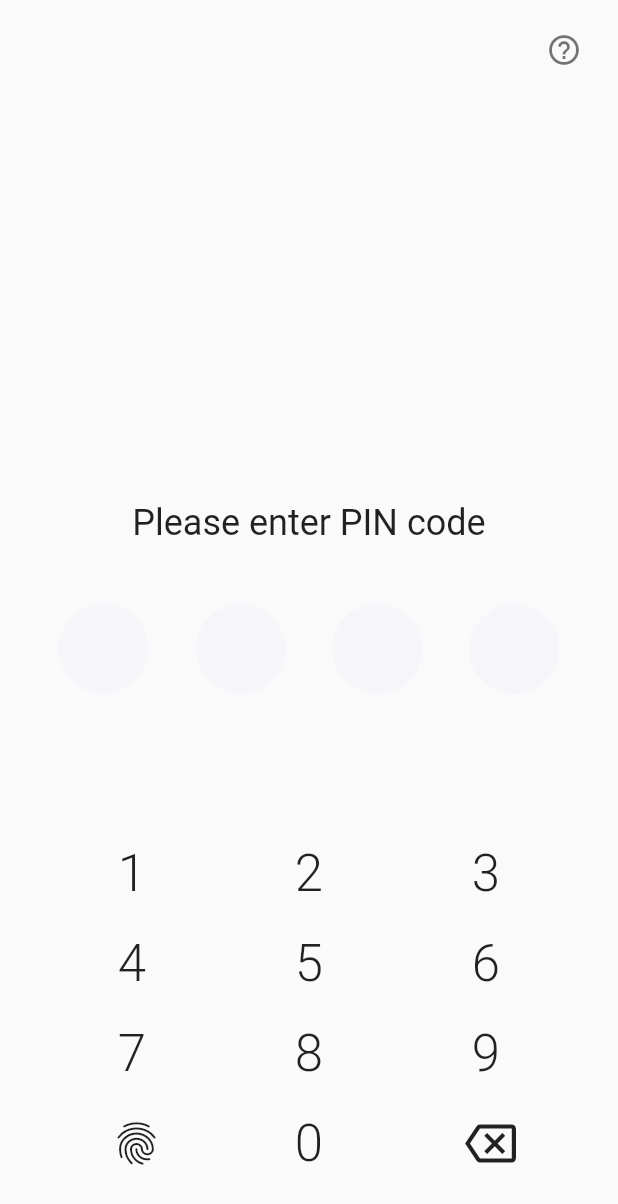
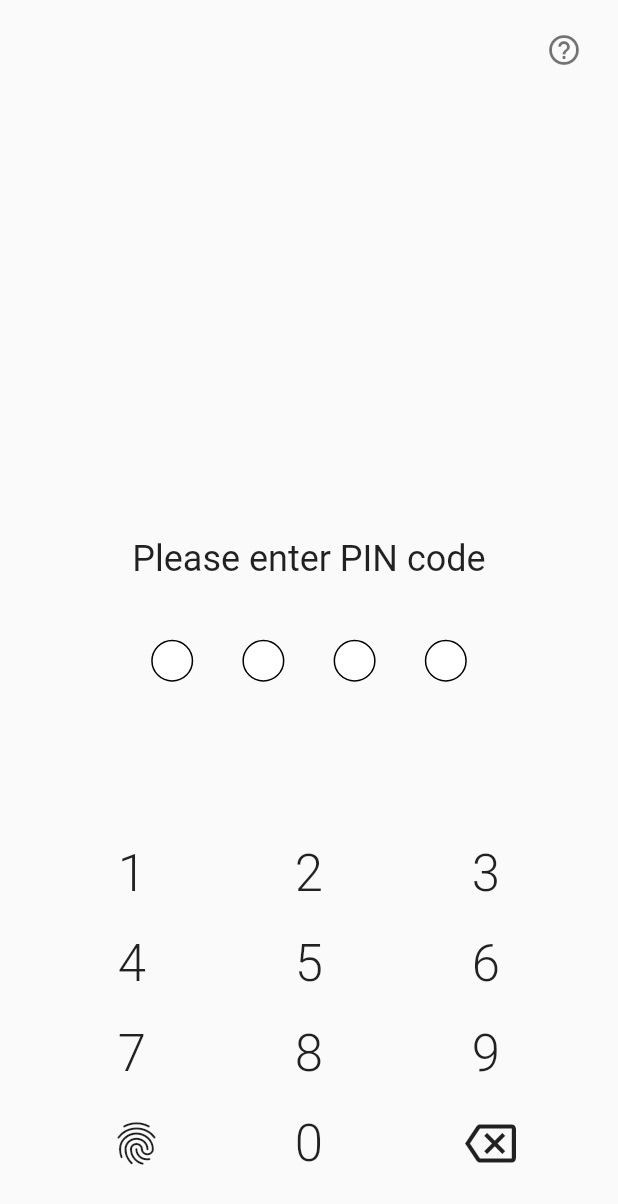
Before and after one commit to Abdugaffarkutbiddinov/pin_screen, a Flutter app: the screen it shows after launch, on a phone screen of 412 x 824 dp. Shown: the top 1204 px of the screen. Run offline on Flutter 3.47's test engine with Material 2 defaults, Android fonts, the phone set to English and light mode, and no system bars.

Commit message:
colored fields added

```diff
--- a/lib/screens/pin_screen.dart
+++ b/lib/screens/pin_screen.dart
@@ -76,14 +76,17 @@ class _OtpScreenState extends State<OtpScreen> {
   }
 
   buildPinRow() {
-    return Row(
-      mainAxisAlignment: MainAxisAlignment.spaceEvenly,
-      children: [
-        PinNumberBox(codeNumber: code.length > 0 ? code.substring(0, 1) : ""),
-        PinNumberBox(codeNumber: code.length > 1 ? code.substring(1, 2) : ""),
-        PinNumberBox(codeNumber: code.length > 2 ? code.substring(2, 3) : ""),
-        PinNumberBox(codeNumber: code.length > 3 ? code.substring(3, 4) : ""),
-      ],
+    return Padding(
+      padding: const EdgeInsets.symmetric(horizontal: 60.0),
+      child: Row(
+        mainAxisAlignment: MainAxisAlignment.spaceEvenly,
+        children: [
+          PinNumberBox(codeNumber: code.length > 0 ? code.substring(0, 1) : "", color: code.length > 0 ? Colors.teal : Colors.white,),
+          PinNumberBox(codeNumber: code.length > 1 ? code.substring(1, 2) : "", color: code.length > 1 ? Colors.teal : Colors.white,),
+          PinNumberBox(codeNumber: code.length > 2 ? code.substring(2, 3) : "", color: code.length > 2 ? Colors.teal : Colors.white,),
+          PinNumberBox(codeNumber: code.length > 3 ? code.substring(3, 4) : "", color: code.length > 3 ? Colors.teal : Colors.white,),
+        ],
+      ),
     );
   }
 
--- a/lib/screens/widgets/pin_number_box.dart
+++ b/lib/screens/widgets/pin_number_box.dart
@@ -2,18 +2,20 @@ import 'package:flutter/material.dart';
 
 class PinNumberBox extends StatelessWidget {
   final String codeNumber;
-  const PinNumberBox({required this.codeNumber});
+  final Color color;
+  const PinNumberBox({required this.codeNumber, required this.color});
 
   @override
   Widget build(BuildContext context) {
-    return  Padding(
+    return Padding(
       padding: EdgeInsets.symmetric(horizontal: 8),
       child: SizedBox(
-        width: 60,
-        height: 60,
+        width: 28,
+        height: 28,
         child: Container(
           decoration: BoxDecoration(
-            color: Color(0xFFF6F5FA),
+            color: color,
+            border: Border.all(color: Colors.black),
             borderRadius: BorderRadius.all(
               Radius.circular(50),
             ),
@@ -30,6 +32,7 @@ class PinNumberBox extends StatelessWidget {
           ),
         ),
       ),
-    );;
+    );
+    ;
   }
 }
```
